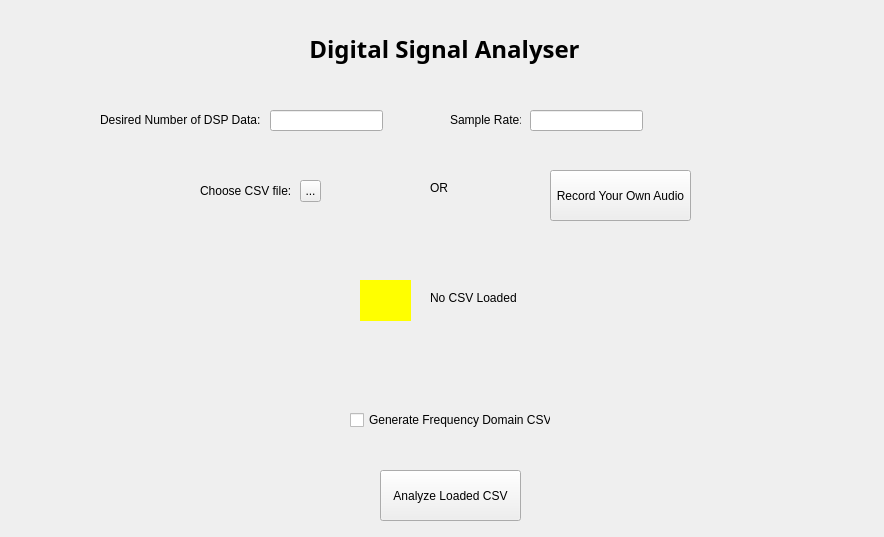
Qt form src/MainWidget.ui (spineda2019/DigitalSignalAnalyzer) before a commit.
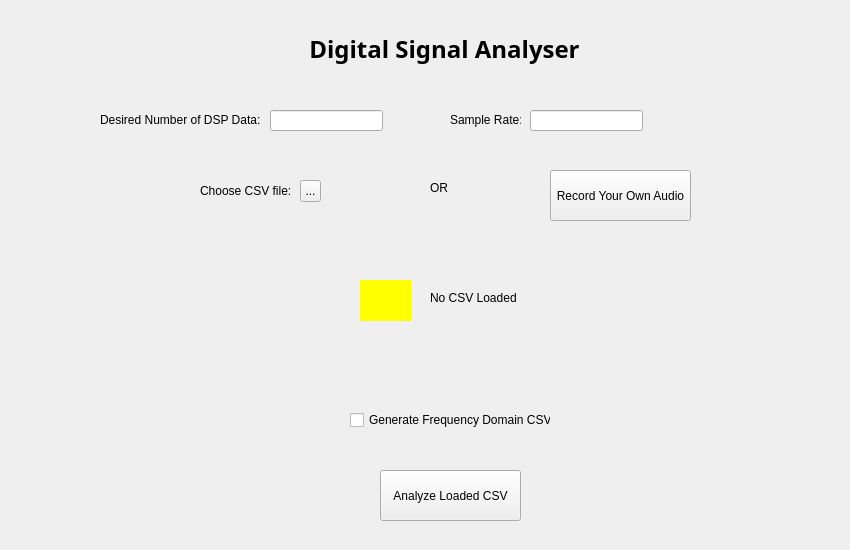
The same form after that commit.

Commit message: Added fixed window size that should work cross platform

Patch:
```diff
--- a/src/MainWidget.ui
+++ b/src/MainWidget.ui
@@ -6,8 +6,8 @@
    <rect>
     <x>0</x>
     <y>0</y>
-    <width>884</width>
-    <height>537</height>
+    <width>850</width>
+    <height>550</height>
    </rect>
   </property>
   <property name="acceptDrops">
```
The commit also changes 2 other files.
